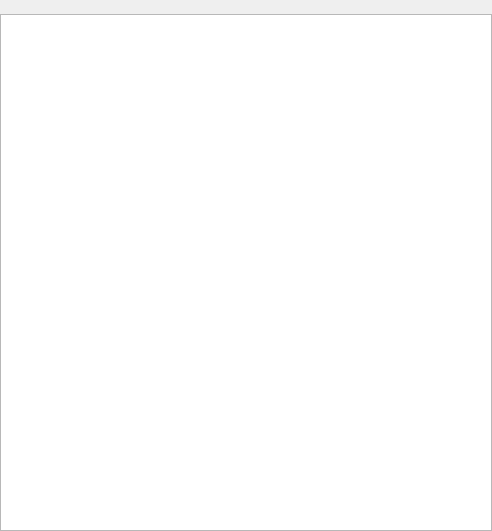
First picture: the form in src/scipyen/gui/graphicsimageviewer.ui, repository ctigaret/scipyen, before the edit.
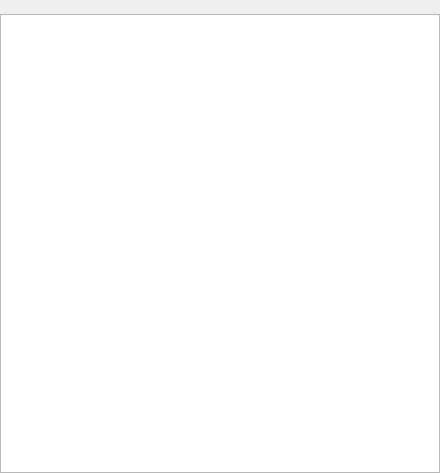
Second picture: the form after the edit.

Diff of the .ui file:
```diff
--- a/src/scipyen/gui/graphicsimageviewer.ui
+++ b/src/scipyen/gui/graphicsimageviewer.ui
@@ -6,8 +6,8 @@
    <rect>
     <x>0</x>
     <y>0</y>
-    <width>492</width>
-    <height>531</height>
+    <width>440</width>
+    <height>473</height>
    </rect>
   </property>
   <property name="sizePolicy">
```
Left out of the diff: 20 changed lines with no effect on the pictures.
